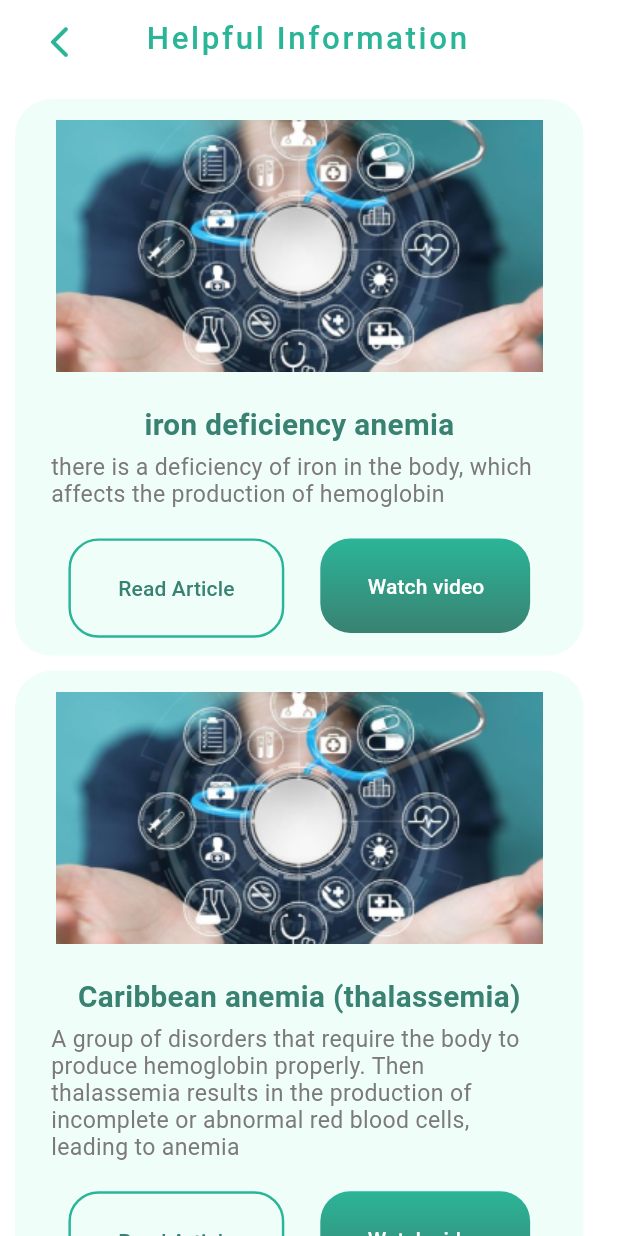
After one commit to SamaaHamayel/anemia-graduation-project, a Flutter app: the HelpfulInformationScreen screen opened directly, on a phone screen of 412 x 824 dp. The commit adds this screen. Run offline on Flutter 3.47's test engine with Material 3 defaults, Android fonts, the phone set to English and light mode, and no system bars; our stand-ins replace camera, dartz, dio, flutter_bloc, flutter_screenutil, flutter_tts and 9 more; missing offline and left inert: flutter_verification_code; accounts and stored records are empty; generated files the repository leaves out were written again; Roboto replaces fonts that are missing (Kumbh Sans).

Commit message:
helpful information

```diff
--- a/lib/core/utils/appColors/app_colors.dart
+++ b/lib/core/utils/appColors/app_colors.dart
@@ -9,9 +9,10 @@ class AppColors {
   static const Color lightRedColor = Color(0xFFEA4335);
   static const Color greenColor = Color(0xFF0AAE38);
   static const Color lightBlackColor = Color(0xFF535354);
- static const Color grayColor = Color(0xFFB7B3B3);
+  static const Color grayColor = Color.fromARGB(255, 124, 121, 121);
   static const Color lightGrayColor = Color(0xFFE7E4E4);
   static const Color hintTextColor = Color(0xFF81B7AC);
   static const Color settingIconColor = Color(0xFFD9F2EC);
   static const Color whiteColor = Color(0xFFFFFFFF);
+  static const Color lightBackgroundColor = Color.fromARGB(255, 240, 254, 250);
 }
--- a/lib/core/utils/appImages/app_assets.dart
+++ b/lib/core/utils/appImages/app_assets.dart
@@ -20,6 +20,8 @@ class AppAssets {
   static const String uploadImage = '$basePath.png';
   static const String Push_notifications ='${basePath}Push_notifications.png';
   static const String imageDetect = '${basePath}imageDetect.png';
+    static const String anemia = '${basePath}anemia.png';
+
 
 
 //Push notifications-rafiki 1
--- /dev/null
+++ b/lib/features/home/help_info/presentation/view/Thalassemia.dart
@@ -0,0 +1,13 @@
+import 'package:flutter/material.dart';
+
+class Thalassemia extends StatelessWidget {
+  const Thalassemia({super.key});
+
+  @override
+  Widget build(BuildContext context) {
+    return Scaffold(
+      appBar: AppBar(),
+      body: Text("Thalassemia"),
+    );
+  }
+}
--- /dev/null
+++ b/lib/features/home/help_info/presentation/view/help_info.dart
@@ -0,0 +1,324 @@
+import 'package:animeacheck/features/home/help_info/presentation/view/Iron_deficiency.dart';
+import 'package:flutter/material.dart';
+import 'package:flutter_gen/gen_l10n/app_localizations.dart';
+import 'package:flutter_screenutil/flutter_screenutil.dart';
+import 'package:animeacheck/core/utils/appColors/app_colors.dart';
+import 'package:animeacheck/features/home/help_info/presentation/view/Thalassemia.dart';
+import 'package:animeacheck/features/home/pri_home/presentation/view/pri_home.dart';
+import 'package:url_launcher/url_launcher.dart';
+
+class HelpfulInformationScreen extends StatelessWidget {
+  const HelpfulInformationScreen({Key? key}) : super(key: key);
+  Future<void> launchURL(String url) async {
+    Uri uri = Uri.parse(url);
+    if (await launchUrl (uri)) {
+      await canLaunchUrl
+      (uri);
+    } else {
+      throw 'Could not launch $url';
+    }
+  }
+
+  @override
+  Widget build(BuildContext context) {
+    return Scaffold(
+      appBar: AppBar(
+        automaticallyImplyLeading: false,
+        title: Row(
+          children: [
+            IconButton(
+              icon: Icon(
+                Icons.arrow_back_ios_rounded,
+                color: AppColors.lightPrimaryColor,
+                size: 23.sp,
+              ),
+              onPressed: () {
+                Navigator.pop(context);
+              },
+            ),
+            SizedBox(width: 30.w),
+            Text(
+              AppLocalizations.of(context)!.helpfulInformation,
+              style: TextStyle(
+                color: AppColors.lightPrimaryColor,
+                fontSize: 19.sp,
+                fontFamily: 'Kodchasan',
+                fontWeight: FontWeight.w500,
+                height: 0,
+                letterSpacing: 1.76,
+              ),
+            ),
+          ],
+        ),
+      ),
+      body: Expanded(
+        child: SingleChildScrollView(
+          child: Padding(
+            padding: const EdgeInsets.all(10.0),
+            child: Column(
+              crossAxisAlignment: CrossAxisAlignment.center,
+              mainAxisAlignment: MainAxisAlignment.center,
+              children: [
+                //1
+                buildInfoContainer(
+                  title: AppLocalizations.of(context)!.buildInfoContainerTitle1,
+                  description: AppLocalizations.of(context)!
+                      .buildInfoContainerDescription1,
+                  onPressedRead: () {
+                    Navigator.push(
+                      context,
+                      MaterialPageRoute(
+                          builder: (context) => const IronDeficiency()),
+                    );
+                  },
+                  onPressedWatch: () async {
+                    await launchURL(
+                        'https://youtu.be/ltuxwOnhA_s?si=EUlelQEUw9b5BT5E');
+                  },
+                ),
+                const SizedBox(height: 10.0),
+                //2
+                buildInfoContainer(
+                  title: AppLocalizations.of(context)!.buildInfoContainerTitle2,
+                  description: AppLocalizations.of(context)!
+                      .buildInfoContainerDescription2,
+                  onPressedRead: () {
+                    Navigator.push(
+                      context,
+                      MaterialPageRoute(
+                          builder: (context) => const Thalassemia()),
+                    );
+                  },
+                  onPressedWatch: () {
+                    Navigator.push(
+                      context,
+                      MaterialPageRoute(builder: (context) => const PriHome()),
+                    );
+                  },
+                ),
+                const SizedBox(height: 10.0),
+                //3
+                buildInfoContainer(
+                  title: AppLocalizations.of(context)!.buildInfoContainerTitle3,
+                  description: AppLocalizations.of(context)!
+                      .buildInfoContainerDescription3,
+                  onPressedRead: () {
+                    Navigator.push(
+                      context,
+                      MaterialPageRoute(
+                          builder: (context) => const Thalassemia()),
+                    );
+                  },
+                  onPressedWatch: () {
+                    Navigator.push(
+                      context,
+                      MaterialPageRoute(builder: (context) => const PriHome()),
+                    );
+                  },
+                ),
+                const SizedBox(height: 10.0),
+                //4
+                buildInfoContainer(
+                  title: AppLocalizations.of(context)!.buildInfoContainerTitle4,
+                  description: AppLocalizations.of(context)!
+                      .buildInfoContainerDescription4,
+                  onPressedRead: () {
+                    Navigator.push(
+                      context,
+                      MaterialPageRoute(
+                          builder: (context) => const Thalassemia()),
+                    );
+                  },
+                  onPressedWatch: () {
+                    Navigator.push(
+                      context,
+                      MaterialPageRoute(builder: (context) => const PriHome()),
+                    );
+                  },
+                ),
+                const SizedBox(height: 10.0),
+                //5
+                buildInfoContainer(
+                  title: AppLocalizations.of(context)!.buildInfoContainerTitle5,
+                  description: AppLocalizations.of(context)!
+                      .buildInfoContainerDescription5,
+                  onPressedRead: () {
+                    Navigator.push(
+                      context,
+                      MaterialPageRoute(
+                          builder: (context) => const Thalassemia()),
+                    );
+                  },
+                  onPressedWatch: () {
+                    Navigator.push(
+                      context,
+                      MaterialPageRoute(builder: (context) => const PriHome()),
+                    );
+                  },
+                ),
+                const SizedBox(height: 10.0),
+                //6
+                buildInfoContainer(
+                  title: AppLocalizations.of(context)!.buildInfoContainerTitle6,
+                  description: AppLocalizations.of(context)!
+                      .buildInfoContainerDescription6,
+                  onPressedRead: () {
+                    Navigator.push(
+                      context,
+                      MaterialPageRoute(
+                          builder: (context) => const Thalassemia()),
+                    );
+                  },
+                  onPressedWatch: () {
+                    Navigator.push(
+                      context,
+                      MaterialPageRoute(builder: (context) => const PriHome()),
+                    );
+                  },
+                ),
+              ],
+            ),
+          ),
+        ),
+      ),
+    );
+  }
+
+  Widget buildInfoContainer({
+    required String title,
+    required String description,
+    required VoidCallback onPressedRead,
+    required VoidCallback onPressedWatch,
+  }) {
+    return Builder(builder: (context) {
+      return Padding(
+        padding: EdgeInsets.symmetric(vertical: 00.0),
+        child: Container(
+          width: 345.w,
+          clipBehavior: Clip.antiAlias,
+          decoration: ShapeDecoration(
+            color: AppColors.lightBackgroundColor,
+            shape: RoundedRectangleBorder(
+              borderRadius: BorderRadius.all(Radius.circular(24.r)),
+            ),
+          ),
+          child: Column(
+            mainAxisSize: MainAxisSize.min,
+            mainAxisAlignment: MainAxisAlignment.start,
+            crossAxisAlignment: CrossAxisAlignment.start,
+            children: [
+              Padding(
+                padding: EdgeInsets.only(bottom: 10.0),
+                child: Image.asset(
+                  'lib/core/utils/appImages/images/anemia.png',
+                  width: double.infinity,
+                ),
+              ),
+              Padding(
+                padding: EdgeInsets.symmetric(horizontal: 8.0),
+                child: Column(
+                  children: [
+                    Text(
+                      title,
+                      style: TextStyle(
+                        color: AppColors.primaryColor,
+                        fontSize: 18.sp,
+                        fontFamily: 'Kumbh Sans',
+                        fontWeight: FontWeight.w600,
+                        height: 0,
+                      ),
+                    ),
+                    Padding(
+                      padding:
+                          EdgeInsets.symmetric(horizontal: 16.0, vertical: 8),
+                      child: Text(
+                        description,
+                        style: TextStyle(
+                          color: AppColors.grayColor,
+                          fontSize: 14.sp,
+                          fontFamily: 'Kumbh Sans',
+                          fontWeight: FontWeight.w400,
+                          height: 0,
+                        ),
+                      ),
+                    ),
+                    Container(
+                      child: Padding(
+                        padding: EdgeInsets.all(12.0),
+                        child: Row(
+                          mainAxisSize: MainAxisSize.min,
+                          mainAxisAlignment: MainAxisAlignment.start,
+                          crossAxisAlignment: CrossAxisAlignment.start,
+                          children: [
+                            Container(
+                              padding: const EdgeInsets.only(
+                                top: 8,
+                                left: 19.50,
+                                right: 19.50,
+                                bottom: 7,
+                              ),
+                              clipBehavior: Clip.antiAlias,
+                              decoration: ShapeDecoration(
+                                shape: RoundedRectangleBorder(
+                                  side: BorderSide(
+                                    width: 1.50.w,
+                                    color: AppColors.lightPrimaryColor,
+                                  ),
+                                  borderRadius: BorderRadius.circular(20),
+                                ),
+                              ),
+                              child: TextButton(
+                                onPressed: onPressedRead,
+                                child: Text(
+                                  AppLocalizations.of(context)!.readArticle,
+                                ),
+                              ),
+                            ),
+                            SizedBox(width: 24),
+                            Container(
+                              padding: const EdgeInsets.only(
+                                top: 8,
+                                left: 19.50,
+                                right: 18.50,
+                                bottom: 7,
+                              ),
+                              clipBehavior: Clip.antiAlias,
+                              decoration: ShapeDecoration(
+                                gradient: LinearGradient(
+                                  begin: Alignment(0.00, -1.00),
+                                  end: Alignment(0, 1),
+                                  colors: [
+                                    AppColors.lightPrimaryColor,
+                                    AppColors.primaryColor
+                                  ],
+                                ),
+                                shape: RoundedRectangleBorder(
+                                  borderRadius: BorderRadius.circular(20),
+                                ),
+                              ),
+                              child: TextButton(
+                                style: ButtonStyle(
+                                  foregroundColor:
+                                      MaterialStateProperty.all<Color>(
+                                          AppColors.whiteColor),
+                                ),
+                                onPressed: onPressedWatch,
+                                child: Text(
+                                  AppLocalizations.of(context)!.watchVideo,
+                                ),
+                              ),
+                            ),
+                          ],
+                        ),
+                      ),
+                    ),
+                  ],
+                ),
+              ),
+            ],
+          ),
+        ),
+      );
+    });
+  }
+}
--- a/lib/features/home/notification/presentation/view/notification.dart
+++ b/lib/features/home/notification/presentation/view/notification.dart
@@ -1,5 +1,5 @@
 import 'package:animeacheck/core/utils/appColors/app_colors.dart';
-import 'package:animeacheck/features/home/doctor/presentation/view/doctor.dart';
+import 'package:animeacheck/features/home/help_info/presentation/view/help_info.dart';
 import 'package:animeacheck/features/test/view/presentation/cbc_test.dart';
 import 'package:flutter/cupertino.dart';
 import 'package:flutter/material.dart';
@@ -233,7 +233,7 @@ class notificationScreen extends StatelessWidget {
                         GestureDetector(
                           onTap: () {
                             Navigator.of(context).push(MaterialPageRoute(
-                                builder: (context) => doctorScreen()));
+                                builder: (context) => HelpfulInformationScreen()));
                           },
                           child: Padding(
                             padding: EdgeInsets.all(20),
@@ -342,7 +342,7 @@ class notificationScreen extends StatelessWidget {
                         GestureDetector(
                           onTap: () {
                             Navigator.of(context).push(MaterialPageRoute(
-                                builder: (context) => doctorScreen()));
+                                builder: (context) => HelpfulInformationScreen()));
                           },
                           child: Padding(
                               padding: EdgeInsets.all(20),
--- a/lib/l10n/app_en.arb
+++ b/lib/l10n/app_en.arb
@@ -89,10 +89,27 @@
 "detectAnemiaTitle":"You can take or upload photo for your eyelid to know whether you have anemia or not",
 "testResults": "Test Results:",
 "testResultsTitle": "Input the required test results to accurately determine the type of anemia you are suffering from.",
-"consultADoctor": "Consult a Doctor:",
-"consultADoctorTitle": "Enter your location to discover nearby doctors, and schedule an appointment effortlessly",
+"helpfulInformationTitle": "Provides concise information about anemia, including its causes, symptoms, and treatments",
   "home": "Home",
   "history": "History",
   "myAccount":"MyAccount",
-  "success":"Done Successfully"
+  "success":"Done Successfully",
+   "helpfulInformation" : "Helpful Information",
+   "buildInfoContainerTitle1":"iron deficiency anemia",
+   "buildInfoContainerTitle2":"Caribbean anemia (thalassemia)",
+   "buildInfoContainerTitle3":"vitamin B12 deficiency anemia",
+   "buildInfoContainerTitle4":"folic acid deficiency anemia",
+   "buildInfoContainerTitle5":"Cytocellular anemia (sickle cell anemia",
+   "buildInfoContainerTitle6":"anemia of rheumatoid arthritis",
+   "buildInfoContainerDescription1":"there is a deficiency of iron in the body, which affects the production of hemoglobin",
+   "buildInfoContainerDescription2":"A group of disorders that require the body to produce hemoglobin properly. Then thalassemia results in the production of incomplete or abnormal red blood cells, leading to anemia",
+   "buildInfoContainerDescription3":"there is a deficiency of vitamin B12 in the body, which affects the red blood cells.",
+   "buildInfoContainerDescription4":"there is a deficiency of folic acid in the body, which affects the red blood cells",
+   "buildInfoContainerDescription5":"An effect that affects the hemoglobin in red cells, causing them to form in the form of “flakes” and finally natural rings.",
+   "buildInfoContainerDescription6":"Anemia may occur as a result of chronic rheumatoid arthritis,",
+   "readArticle":"Read Article",
+    "watchVideo":"Watch video"
+
+
+
 }
--- a/pubspec.yaml
+++ b/pubspec.yaml
@@ -56,6 +56,7 @@ dependencies:
   flutter_localizations:
     sdk: flutter
   intl: any
+  url_launcher: ^6.2.6
 
 dev_dependencies:
 
```
Also changed, not shown: lib/features/home/doctor/presentation/view/doctor.dart (deleted, +0 -10 lines), lib/features/home/help_info/presentation/view/Iron_deficiency.dart (added, +13 -0 lines), lib/features/home/pri_home/presentation/view/pri_home.dart (+12 -7 lines), lib/l10n/app_ar.arb (+19 -1 lines), lib/my_app.dart (+8 -6 lines), lib/core/utils/appImages/images/anemia.png (added), pubspec.lock, 5 other files. Lines whose indentation alone changed are shown as unchanged.
